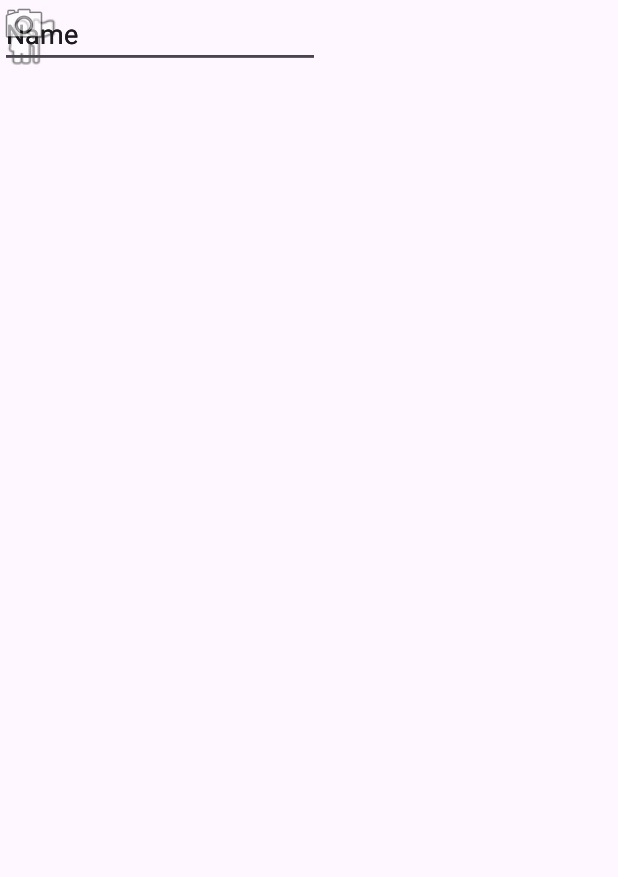
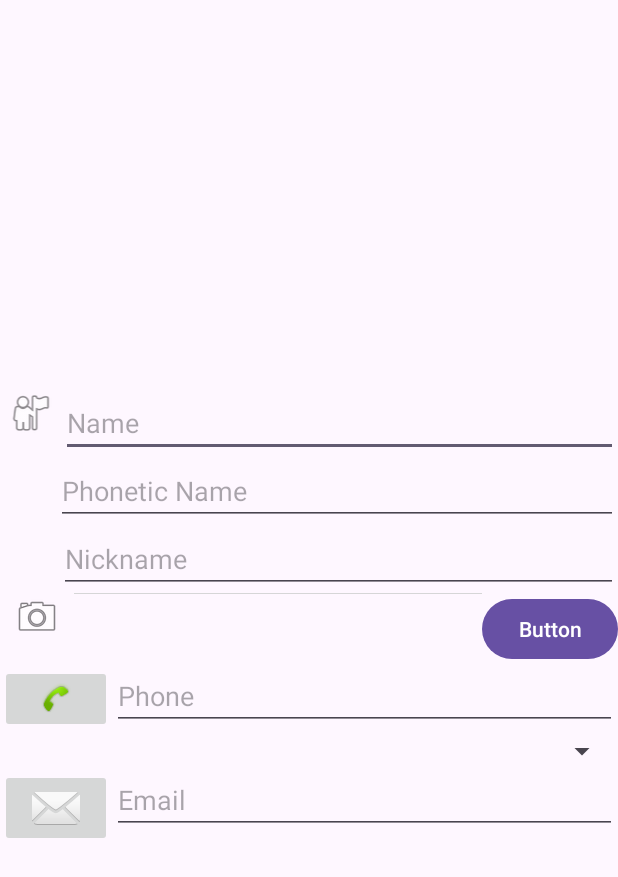
Before and after one commit to Minealex2001/DI-DAM2, an Android app: the layout activity_new_player.xml on its own in the app's theme, with its tools: preview values and no code run, on a phone screen of 412 x 824 dp. Shown: the top 877 px of the screen. Run offline under Robolectric (Android 15) with nearby library versions, the light colour scheme and no system bars.

Commit message:
El ejercicio lo he terminado mucho antes que el tonto de Charles que esta toqueteando el codigo como si fuera su novia. P.D. El codigo le quiere más

```diff
--- a/Tema 1/Ejercicio-1/app/build.gradle.kts
+++ b/Tema 1/Ejercicio-1/app/build.gradle.kts
@@ -4,7 +4,7 @@ plugins {
 
 android {
     namespace = "com.example.di_dam2"
-    compileSdk = 33
+    compileSdk = 34
 
     defaultConfig {
         applicationId = "com.example.di_dam2"
@@ -31,7 +31,7 @@ android {
 dependencies {
 
     implementation("androidx.appcompat:appcompat:1.6.1")
-    implementation("com.google.android.material:material:1.9.0")
+    implementation("com.google.android.material:material:1.10.0")
     implementation("androidx.constraintlayout:constraintlayout:2.1.4")
     testImplementation("junit:junit:4.13.2")
     androidTestImplementation("androidx.test.ext:junit:1.1.5")
--- a/Tema 1/Ejercicio-1/app/src/main/AndroidManifest.xml
+++ b/Tema 1/Ejercicio-1/app/src/main/AndroidManifest.xml
@@ -13,7 +13,7 @@
         android:theme="@style/Theme.DIDAM2"
         tools:targetApi="31">
         <activity
-            android:name=".newPlayer"
+            android:name=".NewPlayer"
             android:exported="false" />
         <activity
             android:name=".MainActivity"
--- a/Tema 1/Ejercicio-1/app/src/main/java/com/example/di_dam2/MainActivity.java
+++ b/Tema 1/Ejercicio-1/app/src/main/java/com/example/di_dam2/MainActivity.java
@@ -3,6 +3,7 @@ package com.example.di_dam2;
 import androidx.appcompat.app.AppCompatActivity;
 
 import android.os.Bundle;
+import android.widget.Button;
 
 public class MainActivity extends AppCompatActivity {
 
@@ -10,5 +11,11 @@ public class MainActivity extends AppCompatActivity {
     protected void onCreate(Bundle savedInstanceState) {
         super.onCreate(savedInstanceState);
         setContentView(R.layout.activity_main);
+
+        Button newPlayerButton = findViewById(R.id.nuevoplayer);
+
+        newPlayerButton.setOnClickListener(v -> {
+            setContentView(R.layout.activity_new_player);
+        });
     }
 }
--- /dev/null
+++ b/Tema 1/Ejercicio-1/app/src/main/java/com/example/di_dam2/NewPlayer.java
@@ -0,0 +1,15 @@
+package com.example.di_dam2;
+
+
+import androidx.appcompat.app.AppCompatActivity;
+
+import android.os.Bundle;
+
+public class NewPlayer extends AppCompatActivity {
+
+    @Override
+    protected void onCreate(Bundle savedInstanceState) {
+        super.onCreate(savedInstanceState);
+        setContentView(R.layout.activity_new_player);
+    }
+}
--- a/Tema 1/Ejercicio-1/app/src/main/java/com/example/di_dam2/newPlayer.java
+++ /dev/null
@@ -1,14 +0,0 @@
-package com.example.di_dam2;
-
-import androidx.appcompat.app.AppCompatActivity;
-
-import android.os.Bundle;
-
-public class newPlayer extends AppCompatActivity {
-
-    @Override
-    protected void onCreate(Bundle savedInstanceState) {
-        super.onCreate(savedInstanceState);
-        setContentView(R.layout.activity_new_player);
-    }
-}
--- /dev/null
+++ b/Tema 1/Ejercicio-1/app/src/main/res/layout-land/activity_main.xml
@@ -0,0 +1,94 @@
+<?xml version="1.0" encoding="utf-8"?>
+<androidx.constraintlayout.widget.ConstraintLayout xmlns:android="http://schemas.android.com/apk/res/android"
+    xmlns:app="http://schemas.android.com/apk/res-auto"
+    xmlns:tools="http://schemas.android.com/tools"
+    android:layout_width="match_parent"
+    android:layout_height="match_parent"
+    tools:context=".MainActivity">
+
+    <TableLayout
+        android:layout_width="match_parent"
+        android:layout_height="match_parent"
+        app:layout_constraintBottom_toBottomOf="parent"
+        app:layout_constraintEnd_toEndOf="parent"
+        app:layout_constraintHorizontal_bias="1.0"
+        app:layout_constraintStart_toStartOf="parent"
+        app:layout_constraintTop_toTopOf="parent"
+        app:layout_constraintVertical_bias="0.0">
+
+        <TableRow
+            android:layout_width="0dp"
+            android:layout_height="0dp"
+            android:layout_weight="0.2"
+            android:gravity="center_vertical|center_horizontal"
+            android:orientation="horizontal">
+
+            <TextView
+                android:id="@+id/titulo"
+                android:layout_width="143dp"
+                android:layout_height="match_parent"
+                android:gravity="center"
+                android:text="@string/app_name"
+                android:textSize="24sp" />
+        </TableRow>
+
+        <TableRow
+            android:layout_width="match_parent"
+            android:layout_height="match_parent"
+            android:layout_weight="0.2"
+            android:gravity="center_vertical|center_horizontal"
+            android:orientation="horizontal" >
+
+            <TableLayout
+                android:layout_width="81dp"
+                android:layout_height="match_parent">
+
+                <TableRow
+                    android:layout_width="match_parent"
+                    android:layout_height="match_parent">
+
+                    <Button
+                        android:id="@+id/jugar"
+                        android:layout_width="wrap_content"
+                        android:layout_height="wrap_content"
+                        android:text="@string/jugar" />
+                </TableRow>
+
+                <TableRow
+                    android:layout_width="match_parent"
+                    android:layout_height="match_parent">
+
+                    <Button
+                        android:id="@+id/nuevoplayer"
+                        android:layout_width="wrap_content"
+                        android:layout_height="wrap_content"
+                        android:text="@string/nuevojugador" />
+                </TableRow>
+
+                <TableRow
+                    android:layout_width="match_parent"
+                    android:layout_height="match_parent">
+
+                    <Button
+                        android:id="@+id/ajustes"
+                        android:layout_width="wrap_content"
+                        android:layout_height="wrap_content"
+                        android:text="@string/ajustes" />
+                </TableRow>
+
+                <TableRow
+                    android:layout_width="match_parent"
+                    android:layout_height="match_parent">
+
+                    <Button
+                        android:id="@+id/sobre"
+                        android:layout_width="wrap_content"
+                        android:layout_height="wrap_content"
+                        android:text="@string/sobre" />
+                </TableRow>
+            </TableLayout>
+        </TableRow>
+
+    </TableLayout>
+
+</androidx.constraintlayout.widget.ConstraintLayout>
--- /dev/null
+++ b/Tema 1/Ejercicio-1/app/src/main/res/layout-land/activity_new_player.xml
@@ -0,0 +1,142 @@
+<?xml version="1.0" encoding="utf-8"?>
+<androidx.constraintlayout.widget.ConstraintLayout xmlns:android="http://schemas.android.com/apk/res/android"
+    xmlns:app="http://schemas.android.com/apk/res-auto"
+    xmlns:tools="http://schemas.android.com/tools"
+    android:layout_width="match_parent"
+    android:layout_height="match_parent"
+    tools:context=".NewPlayer">
+
+    <ScrollView
+        android:layout_width="match_parent"
+        android:layout_height="match_parent"
+        app:layout_constraintBottom_toBottomOf="parent"
+        app:layout_constraintEnd_toEndOf="parent"
+        app:layout_constraintStart_toStartOf="parent"
+        app:layout_constraintTop_toTopOf="parent">
+
+        <androidx.constraintlayout.widget.ConstraintLayout
+            android:layout_width="match_parent"
+            android:layout_height="wrap_content">
+
+            <ImageView
+                android:id="@+id/imageView"
+                android:layout_width="41dp"
+                android:layout_height="50dp"
+                android:layout_marginStart="12dp"
+                android:layout_marginTop="16dp"
+                app:layout_constraintStart_toStartOf="parent"
+                app:layout_constraintTop_toTopOf="parent"
+                app:srcCompat="@android:drawable/ic_menu_myplaces" />
+
+            <EditText
+                android:id="@+id/name"
+                android:layout_width="731dp"
+                android:layout_height="56dp"
+                android:layout_marginStart="7dp"
+                android:layout_marginTop="16dp"
+                android:ems="10"
+                android:hint="@string/nombre"
+                android:inputType="text"
+                app:layout_constraintStart_toEndOf="@+id/imageView"
+                app:layout_constraintTop_toTopOf="parent" />
+
+            <EditText
+                android:id="@+id/phoneticname"
+                android:layout_width="727dp"
+                android:layout_height="48dp"
+                android:layout_marginStart="60dp"
+                android:layout_marginTop="12dp"
+                android:ems="10"
+                android:hint="@string/nombrefonetico"
+                android:inputType="textPhonetic"
+                app:layout_constraintStart_toStartOf="parent"
+                app:layout_constraintTop_toBottomOf="@+id/name" />
+
+            <EditText
+                android:id="@+id/nickname"
+                android:layout_width="724dp"
+                android:layout_height="43dp"
+                android:layout_marginStart="60dp"
+                android:layout_marginTop="14dp"
+                android:ems="10"
+                android:hint="@string/apodo"
+                android:inputType="text"
+                app:layout_constraintStart_toStartOf="parent"
+                app:layout_constraintTop_toBottomOf="@+id/phoneticname" />
+
+            <ImageView
+                android:id="@+id/imageView2"
+                android:layout_width="53dp"
+                android:layout_height="45dp"
+                android:layout_marginStart="12dp"
+                android:layout_marginTop="15dp"
+                app:layout_constraintStart_toStartOf="parent"
+                app:layout_constraintTop_toBottomOf="@+id/nickname"
+                app:srcCompat="@android:drawable/ic_menu_camera" />
+
+            <ImageView
+                android:id="@+id/imageView3"
+                android:layout_width="82dp"
+                android:layout_height="73dp"
+                android:layout_marginStart="30dp"
+                android:layout_marginTop="1dp"
+                app:layout_constraintStart_toEndOf="@+id/imageView2"
+                app:layout_constraintTop_toBottomOf="@+id/nickname"
+                tools:srcCompat="@tools:sample/avatars" />
+
+            <ImageButton
+                android:id="@+id/imageButton2"
+                android:layout_width="wrap_content"
+                android:layout_height="wrap_content"
+                android:layout_marginStart="12dp"
+                android:layout_marginTop="29dp"
+                app:layout_constraintStart_toStartOf="parent"
+                app:layout_constraintTop_toBottomOf="@+id/imageView2"
+                app:srcCompat="@android:drawable/stat_sys_phone_call" />
+
+            <EditText
+                android:id="@+id/phone"
+                android:layout_width="692dp"
+                android:layout_height="41dp"
+                android:layout_marginStart="18dp"
+                android:layout_marginTop="15dp"
+                android:ems="10"
+                android:hint="@string/telefono"
+                android:inputType="phone"
+                app:layout_constraintStart_toEndOf="@+id/imageButton2"
+                app:layout_constraintTop_toBottomOf="@+id/imageView3" />
+
+            <Spinner
+                android:id="@+id/spinner"
+                android:layout_width="692dp"
+                android:layout_height="35dp"
+                android:layout_marginStart="78dp"
+                app:layout_constraintStart_toStartOf="parent"
+                app:layout_constraintTop_toBottomOf="@+id/phone" />
+
+            <ImageButton
+                android:id="@+id/imageButton3"
+                android:layout_width="wrap_content"
+                android:layout_height="wrap_content"
+                android:layout_marginStart="4dp"
+                android:layout_marginTop="46dp"
+                app:layout_constraintStart_toStartOf="parent"
+                app:layout_constraintTop_toBottomOf="@+id/imageButton2"
+                app:srcCompat="@android:drawable/ic_dialog_email" />
+
+            <EditText
+                android:id="@+id/email"
+                android:layout_width="684dp"
+                android:layout_height="51dp"
+                android:layout_marginStart="25dp"
+                android:layout_marginTop="16dp"
+                android:ems="10"
+                android:hint="@string/email"
+                android:inputType="textEmailAddress"
+                app:layout_constraintStart_toEndOf="@+id/imageButton3"
+                app:layout_constraintTop_toBottomOf="@+id/spinner" />
+
+        </androidx.constraintlayout.widget.ConstraintLayout>
+    </ScrollView>
+
+</androidx.constraintlayout.widget.ConstraintLayout>
--- a/Tema 1/Ejercicio-1/app/src/main/res/layout/activity_new_player.xml
+++ b/Tema 1/Ejercicio-1/app/src/main/res/layout/activity_new_player.xml
@@ -4,77 +4,163 @@
     xmlns:tools="http://schemas.android.com/tools"
     android:layout_width="match_parent"
     android:layout_height="match_parent"
-    tools:context=".newPlayer">
+    tools:context=".NewPlayer"
+    android:layout_gravity="center_vertical">
+
+    <ScrollView
+        android:layout_width="match_parent"
+        android:layout_height="match_parent"
+        app:layout_constraintStart_toStartOf="parent"
+        app:layout_constraintTop_toTopOf="parent">
+
+        <TableLayout
+            android:layout_width="match_parent"
+            android:layout_height="wrap_content"
+            android:layout_gravity="center_vertical">
+
+            <TableRow
+                android:layout_width="match_parent"
+                android:layout_height="match_parent">
 
                 <ImageView
                     android:id="@+id/imageView"
-        android:layout_width="41dp"
-        android:layout_height="55dp"
                     app:srcCompat="@android:drawable/ic_menu_myplaces"
-        tools:layout_editor_absoluteX="16dp"
-        tools:layout_editor_absoluteY="62dp" />
-
-    <com.google.android.material.textfield.TextInputLayout
-        android:layout_width="409dp"
+                    android:layout_width="0dp"
                     android:layout_height="wrap_content"
-        tools:layout_editor_absoluteX="1dp"
-        tools:layout_editor_absoluteY="356dp">
-
-    </com.google.android.material.textfield.TextInputLayout>
+                    android:layout_weight="0.1"/>
 
                 <EditText
-        android:id="@+id/editTextText"
-        android:layout_width="wrap_content"
+                    android:id="@+id/name"
+                    android:ems="10"
+                    android:hint="@string/nombre"
+                    android:layout_width="0dp"
                     android:layout_height="wrap_content"
-        android:ems="10"
                     android:inputType="text"
-        android:text="Name"
-        tools:layout_editor_absoluteX="85dp"
-        tools:layout_editor_absoluteY="72dp" />
+                    android:layout_weight="0.9"/>
+
+            </TableRow>
+
+            <TableRow
+                android:layout_width="match_parent"
+                android:layout_height="match_parent" >
+
+                <ImageView
+                    android:id="@+id/imageView9"
+                    android:layout_width="0dp"
+                    android:layout_height="wrap_content"
+                    android:layout_weight="0.1"
+                    android:visibility="invisible"
+                    app:srcCompat="@android:drawable/ic_menu_myplaces" />
 
                 <EditText
-        android:id="@+id/editTextText2"
-        android:layout_width="wrap_content"
+                    android:id="@+id/phoneticname"
+                    android:ems="10"
+                    android:layout_width="0dp"
                     android:layout_height="wrap_content"
-        android:ems="10"
-        android:inputType="text"
-        android:text="Name"
-        tools:layout_editor_absoluteX="90dp"
-        tools:layout_editor_absoluteY="119dp" />
+                    android:layout_weight="1"
+                    android:hint="@string/nombrefonetico"
+                    android:inputType="textPhonetic" />
+            </TableRow>
+
+            <TableRow
+                android:layout_width="match_parent"
+                android:layout_height="match_parent" >
+
+                <ImageView
+                    android:id="@+id/imageView8"
+                    android:layout_width="0dp"
+                    android:layout_height="wrap_content"
+                    android:layout_weight="0.1"
+                    android:visibility="invisible"
+                    app:srcCompat="@android:drawable/ic_menu_myplaces" />
 
                 <EditText
-        android:id="@+id/editTextText3"
-        android:layout_width="wrap_content"
-        android:layout_height="wrap_content"
+                    android:id="@+id/nickname"
                     android:ems="10"
-        android:inputType="text"
-        android:text="Name"
-        tools:layout_editor_absoluteX="92dp"
-        tools:layout_editor_absoluteY="164dp" />
+                    android:hint="@string/apodo"
+                    android:layout_weight="0.4"
+                    android:inputType="text" />
+            </TableRow>
 
-    <EditText
-        android:id="@+id/editTextPhone"
-        android:layout_width="wrap_content"
-        android:layout_height="wrap_content"
-        android:ems="10"
-        android:inputType="phone"
-        tools:layout_editor_absoluteX="87dp"
-        tools:layout_editor_absoluteY="259dp" />
-
-    <EditText
-        android:id="@+id/editTextTextEmailAddress"
-        android:layout_width="wrap_content"
-        android:layout_height="wrap_content"
-        android:ems="10"
-        android:inputType="textEmailAddress"
-        tools:layout_editor_absoluteX="87dp"
-        tools:layout_editor_absoluteY="310dp" />
+            <TableRow
+                android:layout_width="match_parent"
+                android:layout_height="match_parent"
+                android:layout_gravity="center">
 
                 <ImageView
                     android:id="@+id/imageView2"
+                    android:layout_weight="0.3"
+                    app:srcCompat="@android:drawable/ic_menu_camera" />
+
+                <ImageView
+                    android:id="@+id/imageView3"
+                    tools:srcCompat="@tools:sample/avatars"
+                    android:layout_weight="1"/>
+
+                <Button
+                    android:id="@+id/button"
                     android:layout_width="wrap_content"
                     android:layout_height="wrap_content"
-        app:srcCompat="@android:drawable/ic_menu_camera"
-        tools:layout_editor_absoluteX="16dp"
-        tools:layout_editor_absoluteY="220dp" />
+                    android:text="Button" />
+
+            </TableRow>
+
+            <TableRow
+                android:layout_width="wrap_content"
+                android:layout_height="match_parent" >
+
+                <ImageButton
+                    android:id="@+id/imageButton2"
+                    android:layout_width="0dp"
+                    android:layout_height="wrap_content"
+                    android:layout_weight="0.2"
+                    app:srcCompat="@android:drawable/stat_sys_phone_call" />
+
+                <EditText
+                    android:id="@+id/phone"
+                    android:ems="10"
+                    android:layout_width="0dp"
+                    android:layout_height="43dp"
+                    android:layout_weight="0.9"
+                    android:hint="@string/telefono"
+                    android:inputType="phone" />
+
+            </TableRow>
+
+            <TableRow
+                android:layout_width="239dp"
+                android:layout_height="match_parent"
+                android:gravity="end">
+
+                <Spinner
+                    android:id="@+id/spinner"
+                    android:layout_width="0dp"
+                    android:layout_weight="@integer/material_motion_duration_long_1"
+                    android:layout_height="wrap_content" />
+            </TableRow>
+
+            <TableRow
+                android:layout_width="match_parent"
+                android:layout_height="match_parent" >
+
+                <ImageButton
+                    android:id="@+id/imageButton3"
+                    android:layout_width="0dp"
+                    android:layout_height="wrap_content"
+                    android:layout_weight="0.2"
+                    app:srcCompat="@android:drawable/ic_dialog_email" />
+
+                <EditText
+                    android:id="@+id/email"
+                    android:layout_width="0dp"
+                    android:layout_height="43dp"
+                    android:layout_weight="0.9"
+                    android:ems="10"
+                    android:hint="@string/email"
+                    android:inputType="textEmailAddress" />
+
+            </TableRow>
+        </TableLayout>
+    </ScrollView>
+
 </androidx.constraintlayout.widget.ConstraintLayout>
--- a/Tema 1/Ejercicio-1/app/src/main/res/values/strings.xml
+++ b/Tema 1/Ejercicio-1/app/src/main/res/values/strings.xml
@@ -4,4 +4,9 @@
     <string name="nuevojugador">New Player</string>
     <string name="ajustes">Preferencies</string>
     <string name="sobre">About</string>
+    <string name="nombre">Name</string>
+    <string name="nombrefonetico">Phonetic Name</string>
+    <string name="apodo">Nickname</string>
+    <string name="telefono">Phone</string>
+    <string name="email">Email</string>
 </resources>
--- a/Tema 1/Ejercicio-1/build.gradle.kts
+++ b/Tema 1/Ejercicio-1/build.gradle.kts
@@ -1,4 +1,4 @@
 // Top-level build file where you can add configuration options common to all sub-projects/modules.
 plugins {
-    id("com.android.application") version "8.1.0" apply false
+    id("com.android.application") version "8.1.2" apply false
 }
```
Also changed, not shown: 1 other file. Lines whose indentation alone changed are shown as unchanged.
